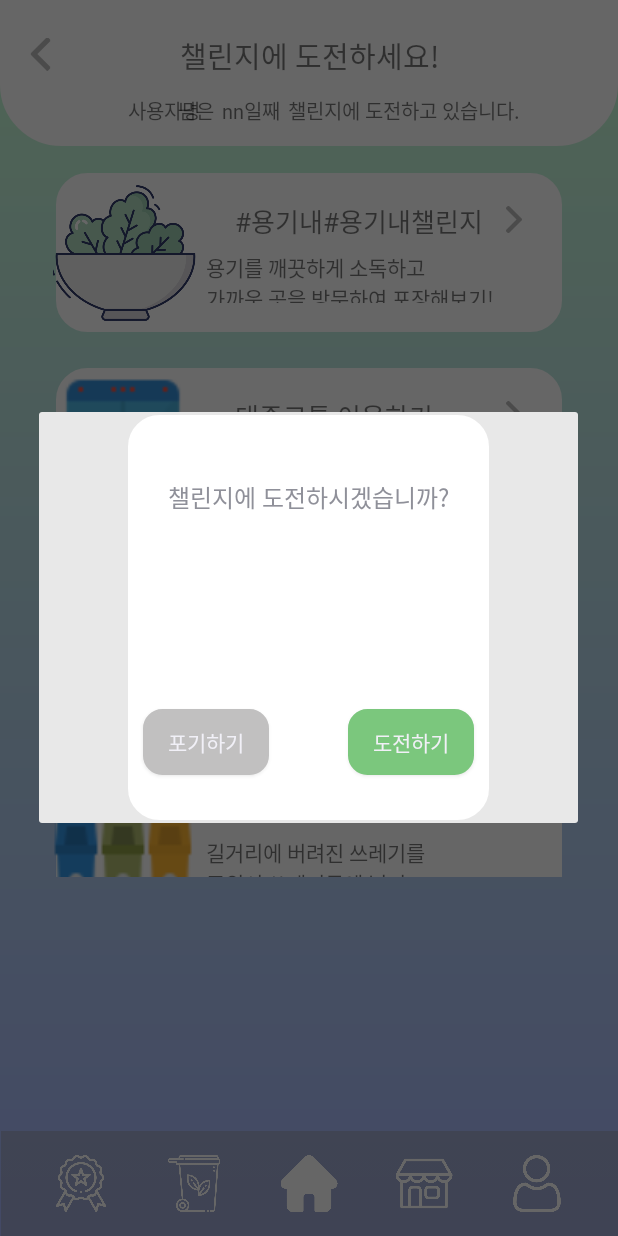
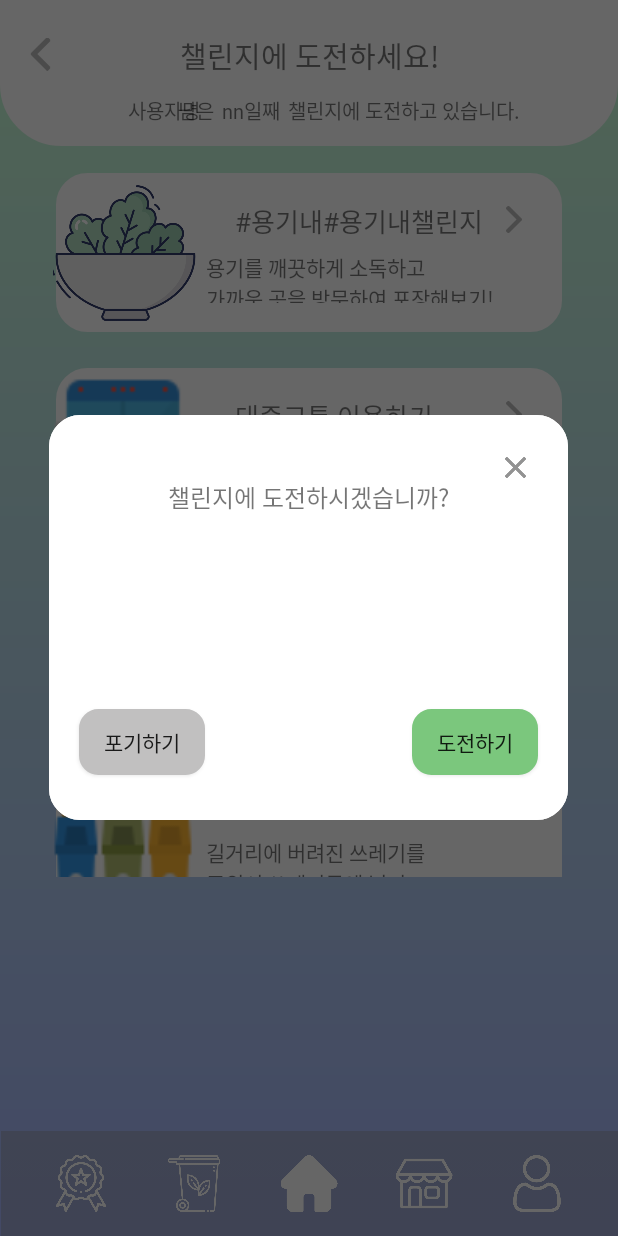
Before and after one commit to jxxny/GreenDay, an Android app: the challenge screen opened directly, with no data from a screen before it, after a tap on "#용기내#용기내챌린지", on a phone screen of 412 x 824 dp. Run offline under Robolectric (Android 15) with nearby library versions, the phone set to English and light mode, and no system bars.

Commit message:
Merge remote-tracking branch 'origin/master'
# Conflicts:
#	app/src/main/res/layout/challenge_list.xml

```diff
--- a/app/src/main/java/com/example/greenday/challenge.java
+++ b/app/src/main/java/com/example/greenday/challenge.java
@@ -1,12 +1,16 @@
 package com.example.greenday;
 
+import android.app.Dialog;
 import android.content.Intent;
 import android.database.Cursor;
 import android.database.sqlite.SQLiteDatabase;
 import android.graphics.Canvas;
+import android.graphics.Color;
 import android.graphics.Rect;
+import android.graphics.drawable.ColorDrawable;
 import android.os.Bundle;
 import android.view.View;
+import android.view.Window;
 import android.widget.Button;
 import android.widget.ImageView;
 
@@ -20,7 +24,7 @@ import java.util.ArrayList;
 
 public class challenge extends AppCompatActivity {
     RecyclerView recyclerView;
-    View dia;
+    Dialog dia;
 
     @Override
     protected void onCreate(Bundle savedInstanceState) {
@@ -28,6 +32,10 @@ public class challenge extends AppCompatActivity {
         setContentView(R.layout.challenge_activity);
 
         recyclerView = (RecyclerView)findViewById(R.id.recyclerView);
+        dia = new Dialog(challenge.this);
+        dia.requestWindowFeature(Window.FEATURE_NO_TITLE);
+        dia.setContentView(R.layout.challenge_popup);
+
 
         final ArrayList<Item> list = new ArrayList<>();
 
@@ -51,12 +59,19 @@ public class challenge extends AppCompatActivity {
         challenge_adapter.setOnMyTouchListener(new Challenge_Adapter.OnMyTouchListener() {
             @Override
             public void onTouch(View v, int pos) {
-                dia = (View) v.inflate(getApplicationContext(), R.layout.challenge_popup, null);
-                AlertDialog.Builder dlg = new AlertDialog.Builder(challenge.this);
-                dlg.setView(dia);
+                showDialog();
+            }
+        });
+        recyclerView.addItemDecoration(new MyItemDecoration(list));
+
+    }
+
+    public void showDialog(){
+        dia.show();
+        dia.getWindow().setBackgroundDrawable(new ColorDrawable(Color.TRANSPARENT));
         Button start_btn = (Button)dia.findViewById(R.id.start_button);
         Button giveup_btn = (Button)dia.findViewById(R.id.giveup_button);
-                ImageView x = (ImageView)dia.findViewById(R.id.x);
+        Button x = (Button) dia.findViewById(R.id.x);
 
         start_btn.setOnClickListener(new View.OnClickListener() {
             @Override
@@ -79,11 +94,6 @@ public class challenge extends AppCompatActivity {
                 startActivity(intent);
             }
         });
-                dlg.show();
-            }
-        });
-        recyclerView.addItemDecoration(new MyItemDecoration(list));
-
     }
 
     class MyItemDecoration extends RecyclerView.ItemDecoration{
--- a/app/src/main/res/layout/challenge_popup.xml
+++ b/app/src/main/res/layout/challenge_popup.xml
@@ -2,18 +2,14 @@
 <androidx.constraintlayout.widget.ConstraintLayout xmlns:android="http://schemas.android.com/apk/res/android"
     xmlns:app="http://schemas.android.com/apk/res-auto"
     xmlns:tools="http://schemas.android.com/tools"
-    android:layout_width="match_parent"
-    android:layout_height="match_parent"
-    android:background="#80D1D1D1">
+    android:layout_width="wrap_content"
+    android:layout_height="wrap_content"
+    android:background="@drawable/challenge">
 
     <TextView
         android:id="@+id/popup"
-        android:layout_width="0dp"
+        android:layout_width="350dp"
         android:layout_height="274dp"
-        android:layout_marginStart="57dp"
-        android:layout_marginLeft="57dp"
-        android:layout_marginEnd="57dp"
-        android:layout_marginRight="57dp"
         android:background="@drawable/challenge"
         android:fontFamily="@font/nanum_eb"
         android:gravity="center"
@@ -22,46 +18,46 @@
         android:textSize="16sp"
         app:layout_constraintBottom_toBottomOf="parent"
         app:layout_constraintEnd_toEndOf="parent"
-        app:layout_constraintHorizontal_bias="0.0"
         app:layout_constraintStart_toStartOf="parent"
-        app:layout_constraintTop_toTopOf="parent"
-        app:layout_constraintVertical_bias="0.498" />
-
-    <ImageView
-        android:id="@+id/x"
-        android:layout_width="15dp"
-        android:layout_height="15dp"
-        android:layout_marginTop="20dp"
-        android:layout_marginEnd="20dp"
-        android:layout_marginRight="20dp"
-        android:background="#FFFFFF"
-        app:layout_constraintEnd_toEndOf="@+id/popup"
-        app:layout_constraintTop_toTopOf="@+id/popup"
-        app:srcCompat="@drawable/x" />
+        app:layout_constraintTop_toTopOf="parent" />
 
     <Button
         android:id="@+id/start_button"
         android:layout_width="wrap_content"
         android:layout_height="wrap_content"
-        android:layout_marginEnd="10dp"
-        android:layout_marginRight="10dp"
+        android:layout_marginEnd="20dp"
+        android:layout_marginRight="20dp"
+        android:layout_marginBottom="30dp"
         android:background="@drawable/full_view_layout"
         android:elevation="5dp"
         android:fontFamily="@font/nanum"
         android:text="도전하기"
-        app:layout_constraintBaseline_toBaselineOf="@+id/giveup_button"
-        app:layout_constraintEnd_toEndOf="@+id/popup" />
+        app:layout_constraintBottom_toBottomOf="@+id/popup"
+        app:layout_constraintEnd_toEndOf="@+id/popup"
+        app:layout_constraintTop_toTopOf="@+id/giveup_button" />
 
     <Button
         android:id="@+id/giveup_button"
         android:layout_width="wrap_content"
         android:layout_height="wrap_content"
-        android:layout_marginStart="10dp"
-        android:layout_marginLeft="10dp"
+        android:layout_marginStart="20dp"
+        android:layout_marginLeft="20dp"
         android:layout_marginBottom="30dp"
         android:background="@drawable/chall_giveup_layout"
         android:elevation="5dp"
         android:text="포기하기"
         app:layout_constraintBottom_toBottomOf="@+id/popup"
         app:layout_constraintStart_toStartOf="@+id/popup" />
+
+    <Button
+        android:id="@+id/x"
+        android:layout_width="14dp"
+        android:layout_height="14dp"
+        android:layout_marginTop="30dp"
+        android:layout_marginEnd="30dp"
+        android:layout_marginRight="30dp"
+        android:background="@drawable/x"
+        app:layout_constraintEnd_toEndOf="@+id/popup"
+        app:layout_constraintTop_toTopOf="@+id/popup" />
+
 </androidx.constraintlayout.widget.ConstraintLayout>
```
Lines whose indentation alone changed are shown as unchanged.
